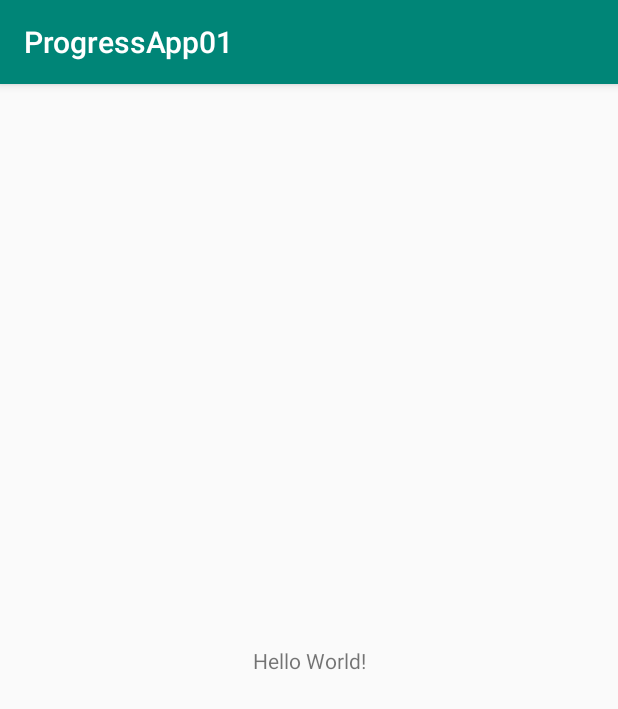
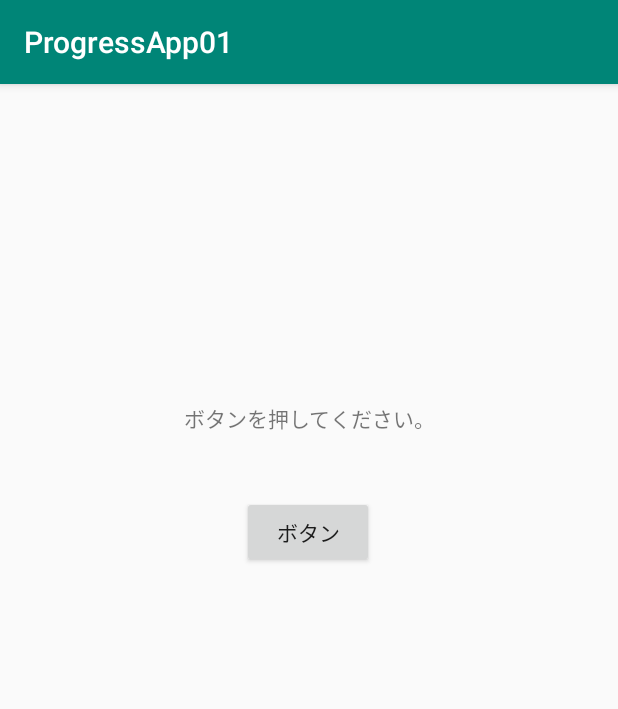
Before and after one commit to githubyosshi/ProgressApp01, an Android app: the screen it shows after launch (MainActivity), on a phone screen of 412 x 824 dp. Shown: the top 709 px of the screen. Run offline under Robolectric (Android 15) with nearby library versions, the phone set to English and light mode, and no system bars.

Commit message:
Layout creation commit

```diff
--- a/app/src/main/res/layout/activity_main.xml
+++ b/app/src/main/res/layout/activity_main.xml
@@ -6,13 +6,40 @@
     android:layout_height="match_parent"
     tools:context=".MainActivity">
 
+    <ProgressBar
+        android:id="@+id/progressBar1"
+        style="?android:attr/progressBarStyleHorizontal"
+        android:layout_width="0dp"
+        android:layout_height="wrap_content"
+        android:layout_alignParentTop="true"
+        android:layout_centerHorizontal="true"
+        android:max="10"
+        android:visibility="gone"
+        app:layout_constraintBottom_toBottomOf="parent"
+        app:layout_constraintEnd_toEndOf="parent"
+        app:layout_constraintHorizontal_bias="0.498"
+        app:layout_constraintStart_toStartOf="parent"
+        app:layout_constraintTop_toTopOf="parent"
+        app:layout_constraintVertical_bias="0.233" />
+
     <TextView
+        android:id="@+id/textView1"
         android:layout_width="wrap_content"
         android:layout_height="wrap_content"
-        android:text="Hello World!"
-        app:layout_constraintBottom_toBottomOf="parent"
-        app:layout_constraintLeft_toLeftOf="parent"
-        app:layout_constraintRight_toRightOf="parent"
-        app:layout_constraintTop_toTopOf="parent" />
+        android:layout_marginTop="33dp"
+        android:text="@string/text_name"
+        app:layout_constraintEnd_toEndOf="parent"
+        app:layout_constraintStart_toStartOf="parent"
+        app:layout_constraintTop_toBottomOf="@+id/progressBar1" />
 
+    <Button
+        android:id="@+id/button1"
+        android:layout_width="wrap_content"
+        android:layout_height="wrap_content"
+        android:layout_marginTop="41dp"
+        android:text="@string/button_name"
+        app:layout_constraintEnd_toEndOf="parent"
+        app:layout_constraintHorizontal_bias="0.498"
+        app:layout_constraintStart_toStartOf="parent"
+        app:layout_constraintTop_toBottomOf="@+id/textView1" />
 </androidx.constraintlayout.widget.ConstraintLayout>
--- a/app/src/main/res/values/strings.xml
+++ b/app/src/main/res/values/strings.xml
@@ -1,3 +1,5 @@
 <resources>
     <string name="app_name">ProgressApp01</string>
+    <string name="text_name">ボタンを押してください。</string>
+    <string name="button_name">ボタン</string>
 </resources>
```
